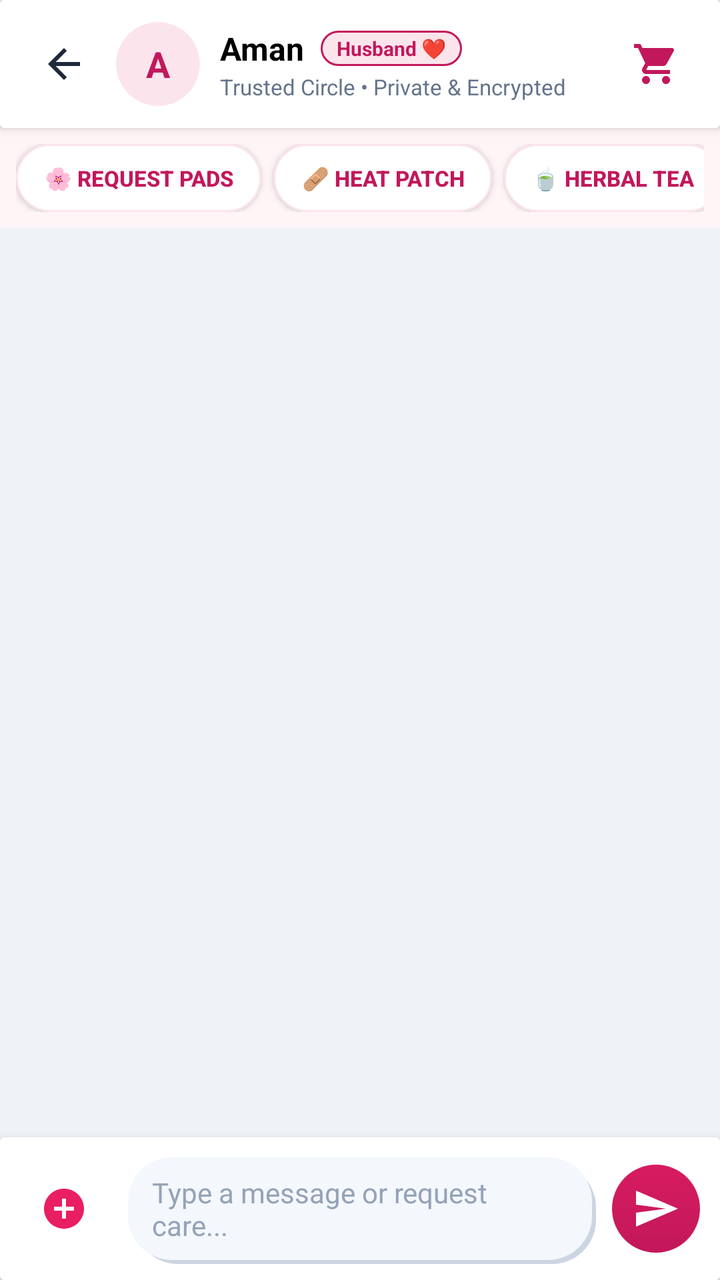
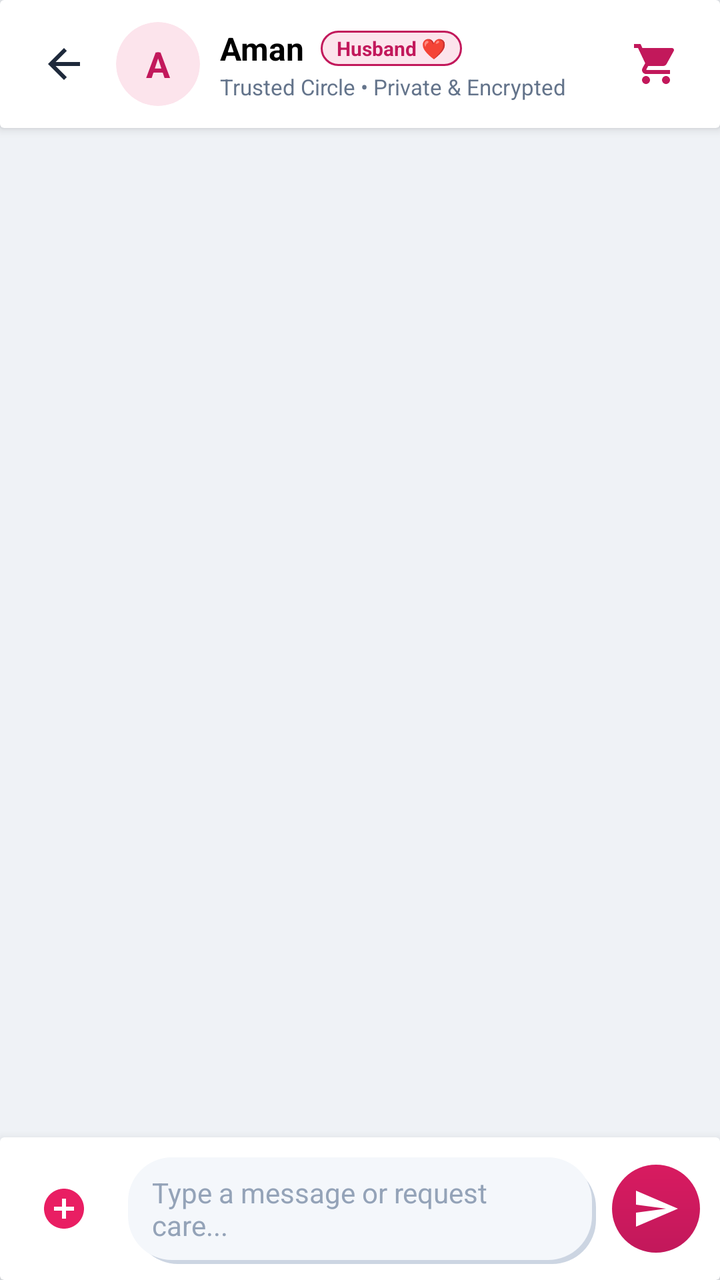

Compare the two renders of this Android layout. The source of the first and the diff that turns it into the second are given below.
<!-- AndroidManifest.xml: application theme Theme.CycleCare -->
<!-- res/layout/activity_circle_chat.xml -->
<?xml version="1.0" encoding="utf-8"?>
<LinearLayout xmlns:android="http://schemas.android.com/apk/res/android"
    xmlns:app="http://schemas.android.com/apk/res-auto"
    android:layout_width="match_parent"
    android:layout_height="match_parent"
    android:orientation="vertical"
    android:background="@color/colorBackground">

    
    <androidx.cardview.widget.CardView
        android:layout_width="match_parent"
        android:layout_height="wrap_content"
        app:cardElevation="3dp"
        app:cardBackgroundColor="@android:color/white">

        <LinearLayout
            android:layout_width="match_parent"
            android:layout_height="64dp"
            android:gravity="center_vertical"
            android:orientation="horizontal"
            android:paddingHorizontal="12dp">

            <ImageButton
                android:id="@+id/btn_chat_back"
                android:layout_width="40dp"
                android:layout_height="40dp"
                android:background="?attr/selectableItemBackgroundBorderless"
                android:src="@drawable/ic_arrow_back"
                android:contentDescription="Back" />

            
            <androidx.cardview.widget.CardView
                android:layout_width="42dp"
                android:layout_height="42dp"
                android:layout_marginStart="6dp"
                app:cardCornerRadius="21dp"
                app:cardElevation="0dp"
                app:cardBackgroundColor="#FCE4EC">

                <TextView
                    android:id="@+id/tv_contact_avatar_letter"
                    android:layout_width="match_parent"
                    android:layout_height="match_parent"
                    android:gravity="center"
                    android:text="A"
                    android:textColor="@color/colorPrimary"
                    android:textSize="18sp"
                    android:textStyle="bold" />
            </androidx.cardview.widget.CardView>

            
            <LinearLayout
                android:layout_width="0dp"
                android:layout_height="wrap_content"
                android:layout_marginStart="10dp"
                android:layout_weight="1"
                android:orientation="vertical">

                <LinearLayout
                    android:layout_width="wrap_content"
                    android:layout_height="wrap_content"
                    android:gravity="center_vertical"
                    android:orientation="horizontal">

                    <TextView
                        android:id="@+id/tv_chat_contact_name"
                        android:layout_width="wrap_content"
                        android:layout_height="wrap_content"
                        android:ellipsize="end"
                        android:maxLines="1"
                        android:text="Aman"
                        android:textColor="#000000"
                        android:textSize="16sp"
                        android:textStyle="bold" />

                    <TextView
                        android:id="@+id/tv_chat_relationship_badge"
                        android:layout_width="wrap_content"
                        android:layout_height="wrap_content"
                        android:layout_marginStart="8dp"
                        android:background="@drawable/bg_badge_period"
                        android:paddingHorizontal="8dp"
                        android:paddingVertical="2dp"
                        android:text="Husband ❤️"
                        android:textColor="@color/colorPrimary"
                        android:textSize="10sp"
                        android:textStyle="bold" />
                </LinearLayout>

                <TextView
                    android:id="@+id/tv_chat_status"
                    android:layout_width="wrap_content"
                    android:layout_height="wrap_content"
                    android:layout_marginTop="1dp"
                    android:text="Trusted Circle • Private &amp; Encrypted"
                    android:textColor="@color/textSecondary"
                    android:textSize="11sp" />
            </LinearLayout>

            
            <ImageButton
                android:id="@+id/btn_chat_store"
                android:layout_width="40dp"
                android:layout_height="40dp"
                android:background="?attr/selectableItemBackgroundBorderless"
                android:src="@drawable/ic_cart"
                app:tint="@color/colorPrimary"
                android:contentDescription="Care Store" />

        </LinearLayout>
    </androidx.cardview.widget.CardView>

    
    <HorizontalScrollView
        android:layout_width="match_parent"
        android:layout_height="wrap_content"
        android:background="#FFF5F7"
        android:paddingVertical="8dp"
        android:paddingHorizontal="8dp"
        android:scrollbars="none">

        <LinearLayout
            android:layout_width="wrap_content"
            android:layout_height="wrap_content"
            android:orientation="horizontal">

            <Button
                android:id="@+id/chip_req_pads"
                android:layout_width="wrap_content"
                android:layout_height="34dp"
                android:layout_marginEnd="6dp"
                android:background="@drawable/bg_quick_pill"
                android:paddingHorizontal="14dp"
                android:text="🌸 Request Pads"
                android:textColor="@color/colorPrimary"
                android:textSize="11sp"
                android:textStyle="bold" />

            <Button
                android:id="@+id/chip_req_patch"
                android:layout_width="wrap_content"
                android:layout_height="34dp"
                android:layout_marginEnd="6dp"
                android:background="@drawable/bg_quick_pill"
                android:paddingHorizontal="14dp"
                android:text="🩹 Heat Patch"
                android:textColor="@color/colorPrimary"
                android:textSize="11sp"
                android:textStyle="bold" />

            <Button
                android:id="@+id/chip_req_tea"
                android:layout_width="wrap_content"
                android:layout_height="34dp"
                android:layout_marginEnd="6dp"
                android:background="@drawable/bg_quick_pill"
                android:paddingHorizontal="14dp"
                android:text="🍵 Herbal Tea"
                android:textColor="@color/colorPrimary"
                android:textSize="11sp"
                android:textStyle="bold" />

            <Button
                android:id="@+id/chip_req_choco"
                android:layout_width="wrap_content"
                android:layout_height="34dp"
                android:layout_marginEnd="6dp"
                android:background="@drawable/bg_quick_pill"
                android:paddingHorizontal="14dp"
                android:text="🍫 Dark Chocolate"
                android:textColor="@color/colorPrimary"
                android:textSize="11sp"
                android:textStyle="bold" />

            <Button
                android:id="@+id/chip_req_sos"
                android:layout_width="wrap_content"
                android:layout_height="34dp"
                android:background="@drawable/bg_quick_pill"
                android:paddingHorizontal="14dp"
                android:text="🚨 Emergency SOS Kit"
                android:textColor="#E53935"
                android:textSize="11sp"
                android:textStyle="bold" />
        </LinearLayout>
    </HorizontalScrollView>

    
    <androidx.recyclerview.widget.RecyclerView
        android:id="@+id/rv_chat_messages"
        android:layout_width="match_parent"
        android:layout_height="0dp"
        android:layout_weight="1"
        android:clipToPadding="false"
        android:paddingVertical="8dp" />

    
    <androidx.cardview.widget.CardView
        android:layout_width="match_parent"
        android:layout_height="wrap_content"
        app:cardElevation="8dp"
        app:cardBackgroundColor="@android:color/white">

        <LinearLayout
            android:layout_width="match_parent"
            android:layout_height="wrap_content"
            android:gravity="center_vertical"
            android:orientation="horizontal"
            android:paddingHorizontal="10dp"
            android:paddingVertical="8dp">

            
            <ImageButton
                android:id="@+id/btn_attach_care"
                android:layout_width="44dp"
                android:layout_height="44dp"
                android:background="?attr/selectableItemBackgroundBorderless"
                android:src="@drawable/ic_attach_care"
                android:contentDescription="Attach Care Item" />

            
            <EditText
                android:id="@+id/et_chat_message"
                android:layout_width="0dp"
                android:layout_height="wrap_content"
                android:layout_marginHorizontal="8dp"
                android:layout_weight="1"
                android:background="@drawable/bg_neu_card_raised"
                android:hint="Type a message or request care..."
                android:maxLines="4"
                android:minHeight="42dp"
                android:paddingHorizontal="14dp"
                android:paddingVertical="10dp"
                android:textColor="#000000"
                android:textColorHint="#94A3B8"
                android:textSize="14sp" />

            
            <ImageButton
                android:id="@+id/btn_chat_send"
                android:layout_width="44dp"
                android:layout_height="44dp"
                android:background="@drawable/bg_m3_button"
                android:src="@drawable/ic_send"
                android:contentDescription="Send" />

        </LinearLayout>
    </androidx.cardview.widget.CardView>

</LinearLayout>
<!-- resources referenced by this layout -->
<resources>
  <color name="colorBackground">#EFF2F6</color>
  <color name="colorPrimary">#C2185B</color>
  <color name="textSecondary">#64748B</color>
  <!-- drawable bg_badge_period (drawable) -->
  <?xml version="1.0" encoding="utf-8"?>
  <shape xmlns:android="http://schemas.android.com/apk/res/android"
      android:shape="rectangle">
      <solid android:color="#FCE4EC" />
      <corners android:radius="12dp" />
      <stroke android:width="1dp" android:color="#C2185B" />
  </shape>
  <!-- drawable bg_m3_button (drawable) -->
  <?xml version="1.0" encoding="utf-8"?>
  <ripple xmlns:android="http://schemas.android.com/apk/res/android"
      android:color="#40FFFFFF">
      <item>
          <shape android:shape="rectangle">
              <gradient
                  android:angle="270"
                  android:startColor="#D81B60"
                  android:endColor="#C2185B" />
              <corners android:radius="28dp" />
          </shape>
      </item>
  </ripple>
  <!-- drawable bg_quick_pill (drawable) -->
  <?xml version="1.0" encoding="utf-8"?>
  <shape xmlns:android="http://schemas.android.com/apk/res/android"
      android:shape="rectangle">
      <solid android:color="#FFFFFF" />
      <stroke android:width="1dp" android:color="#FCE4EC" />
      <corners android:radius="20dp" />
  </shape>
  <!-- drawable ic_arrow_back (drawable) -->
  <vector xmlns:android="http://schemas.android.com/apk/res/android"
      android:width="24dp"
      android:height="24dp"
      android:viewportWidth="24"
      android:viewportHeight="24"
      android:tint="#1E293B">
    <path
        android:fillColor="@android:color/white"
        android:pathData="M20,11H7.83l5.59,-5.59L12,4l-8,8 8,8 1.41,-1.41L7.83,13H20v-2z"/>
  </vector>
  <!-- drawable ic_attach_care (drawable) -->
  <vector xmlns:android="http://schemas.android.com/apk/res/android"
      android:width="24dp"
      android:height="24dp"
      android:viewportWidth="24"
      android:viewportHeight="24">
    <path
        android:fillColor="#E91E63"
        android:pathData="M12,2C6.48,2 2,6.48 2,12s4.48,10 10,10 10,-4.48 10,-10S17.52,2 12,2zm5,11h-4v4h-2v-4H7v-2h4V7h2v4h4v2z"/>
  </vector>
  <!-- drawable ic_cart (drawable) -->
  <vector xmlns:android="http://schemas.android.com/apk/res/android"
      android:width="24dp"
      android:height="24dp"
      android:viewportWidth="24"
      android:viewportHeight="24">
    <path
        android:fillColor="#FF2D3748"
        android:pathData="M7,18c-1.1,0 -1.99,0.9 -1.99,2S5.9,22 7,22s2,-0.9 2,-2 -0.9,-2 -2,-2zM1,2v2h2l3.6,7.59 -1.35,2.45c-0.16,0.28 -0.25,0.61 -0.25,0.96 0,1.1 0.9,2 2,2h12v-2L7.42,15c-0.14,0 -0.25,-0.11 -0.25,-0.25l0.03,-0.12 0.9,-1.63h7.45c0.75,0 1.41,-0.41 1.75,-1.03l3.58,-6.49c0.08,-0.14 0.12,-0.31 0.12,-0.48 0,-0.55 -0.45,-1 -1,-1L5.21,4l-0.94,-2L1,2zM17,18c-1.1,0 -1.99,0.9 -1.99,2s0.89,2 1.99,2 2,-0.9 2,-2 -0.9,-2 -2,-2z"/>
  </vector>
  <!-- drawable ic_send (drawable) -->
  <vector xmlns:android="http://schemas.android.com/apk/res/android"
      android:width="24dp"
      android:height="24dp"
      android:viewportWidth="24"
      android:viewportHeight="24">
    <path
        android:fillColor="#FFFFFF"
        android:pathData="M2.01,21L23,12 2.01,3 2,10l15,2 -15,2z"/>
  </vector>
  <color name="colorPrimaryVariant">#AD1457</color>
  <color name="textOnPrimary">#FFFFFF</color>
  <color name="colorSecondary">#0284C7</color>
  <color name="colorSecondaryVariant">#0369A1</color>
  <color name="colorSurface">#F4F7FB</color>
  <color name="textPrimary">#1E293B</color>
  <!-- unchanged entries left out for length: 2 -->
</resources>

<!-- the commit's change to res/layout/activity_circle_chat.xml (unified diff, before → after) -->
@@ -111,81 +111,6 @@
     </androidx.cardview.widget.CardView>
 
     
-    <HorizontalScrollView
-        android:layout_width="match_parent"
-        android:layout_height="wrap_content"
-        android:background="#FFF5F7"
-        android:paddingVertical="8dp"
-        android:paddingHorizontal="8dp"
-        android:scrollbars="none">
-
-        <LinearLayout
-            android:layout_width="wrap_content"
-            android:layout_height="wrap_content"
-            android:orientation="horizontal">
-
-            <Button
-                android:id="@+id/chip_req_pads"
-                android:layout_width="wrap_content"
-                android:layout_height="34dp"
-                android:layout_marginEnd="6dp"
-                android:background="@drawable/bg_quick_pill"
-                android:paddingHorizontal="14dp"
-                android:text="🌸 Request Pads"
-                android:textColor="@color/colorPrimary"
-                android:textSize="11sp"
-                android:textStyle="bold" />
-
-            <Button
-                android:id="@+id/chip_req_patch"
-                android:layout_width="wrap_content"
-                android:layout_height="34dp"
-                android:layout_marginEnd="6dp"
-                android:background="@drawable/bg_quick_pill"
-                android:paddingHorizontal="14dp"
-                android:text="🩹 Heat Patch"
-                android:textColor="@color/colorPrimary"
-                android:textSize="11sp"
-                android:textStyle="bold" />
-
-            <Button
-                android:id="@+id/chip_req_tea"
-                android:layout_width="wrap_content"
-                android:layout_height="34dp"
-                android:layout_marginEnd="6dp"
-                android:background="@drawable/bg_quick_pill"
-                android:paddingHorizontal="14dp"
-                android:text="🍵 Herbal Tea"
-                android:textColor="@color/colorPrimary"
-                android:textSize="11sp"
-                android:textStyle="bold" />
-
-            <Button
-                android:id="@+id/chip_req_choco"
-                android:layout_width="wrap_content"
-                android:layout_height="34dp"
-                android:layout_marginEnd="6dp"
-                android:background="@drawable/bg_quick_pill"
-                android:paddingHorizontal="14dp"
-                android:text="🍫 Dark Chocolate"
-                android:textColor="@color/colorPrimary"
-                android:textSize="11sp"
-                android:textStyle="bold" />
-
-            <Button
-                android:id="@+id/chip_req_sos"
-                android:layout_width="wrap_content"
-                android:layout_height="34dp"
-                android:background="@drawable/bg_quick_pill"
-                android:paddingHorizontal="14dp"
-                android:text="🚨 Emergency SOS Kit"
-                android:textColor="#E53935"
-                android:textSize="11sp"
-                android:textStyle="bold" />
-        </LinearLayout>
-    </HorizontalScrollView>
-
-    
     <androidx.recyclerview.widget.RecyclerView
         android:id="@+id/rv_chat_messages"
         android:layout_width="match_parent"
<!-- resource entries referenced after the edit -->
@@ -25,14 +25,6 @@
           </shape>
       </item>
   </ripple>
-  <!-- drawable bg_quick_pill (drawable) -->
-  <?xml version="1.0" encoding="utf-8"?>
-  <shape xmlns:android="http://schemas.android.com/apk/res/android"
-      android:shape="rectangle">
-      <solid android:color="#FFFFFF" />
-      <stroke android:width="1dp" android:color="#FCE4EC" />
-      <corners android:radius="20dp" />
-  </shape>
   <!-- drawable ic_arrow_back (drawable) -->
   <vector xmlns:android="http://schemas.android.com/apk/res/android"
       android:width="24dp"
